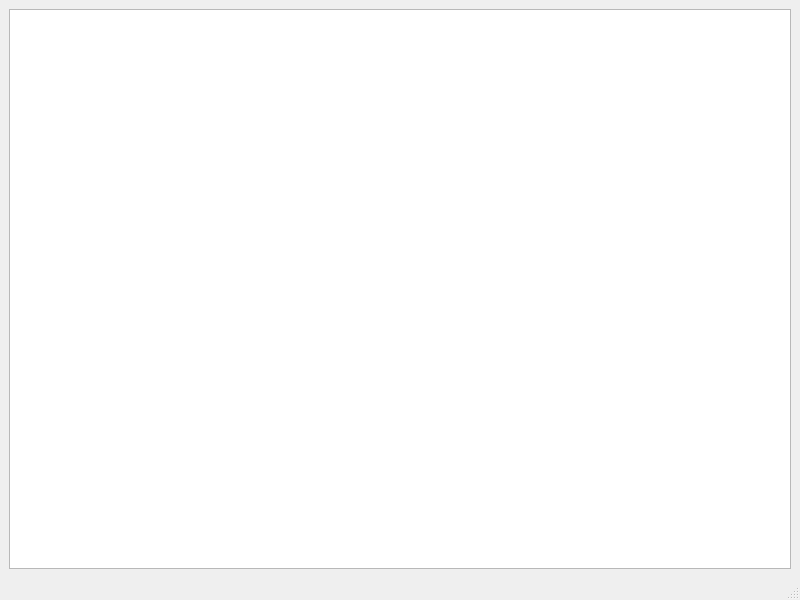
shenziad/QtBasketball, file Qtproj0/mainwindow.ui: the form before one commit.
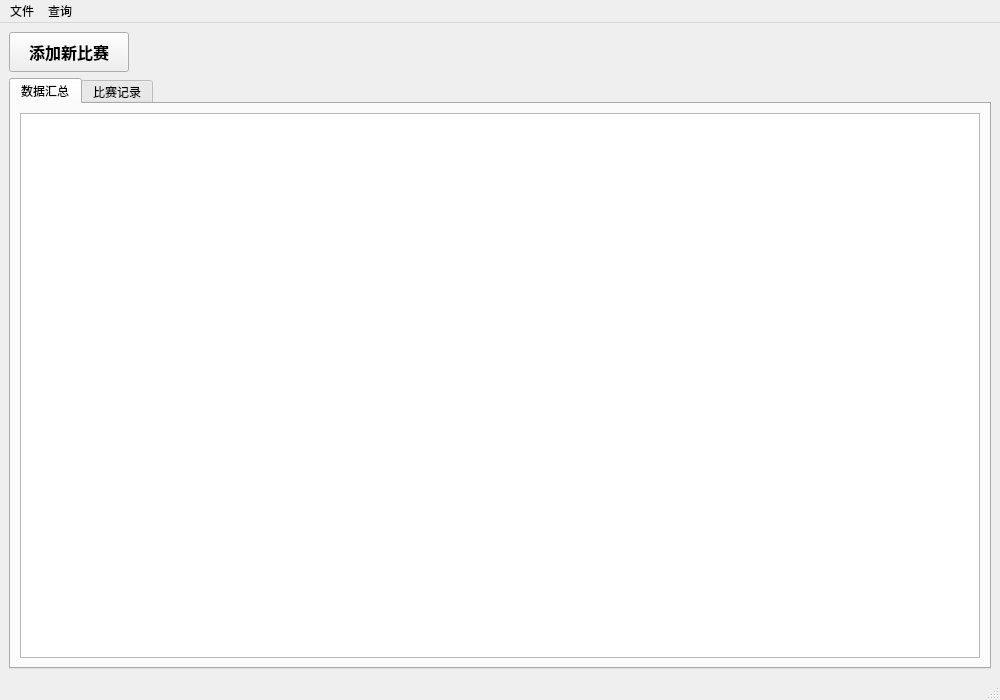
The form after the commit. Icons and pictures are not drawn.

The edit to the form file:
```diff
--- a/Qtproj0/mainwindow.ui
+++ b/Qtproj0/mainwindow.ui
@@ -6,8 +6,8 @@
    <rect>
     <x>0</x>
     <y>0</y>
-    <width>800</width>
-    <height>600</height>
+    <width>1000</width>
+    <height>700</height>
    </rect>
   </property>
   <property name="windowTitle">
@@ -16,13 +16,69 @@
   <widget class="QWidget" name="centralwidget">
    <layout class="QVBoxLayout" name="verticalLayout">
     <item>
-     <widget class="QTextBrowser" name="textBrowser">
-      <property name="sizePolicy">
-       <sizepolicy hsizetype="Expanding" vsizetype="Expanding">
-        <horstretch>0</horstretch>
-        <verstretch>0</verstretch>
-       </sizepolicy>
+     <layout class="QHBoxLayout" name="horizontalLayout">
+      <item>
+       <widget class="QPushButton" name="newGameButton">
+        <property name="minimumSize">
+         <size>
+          <width>120</width>
+          <height>40</height>
+         </size>
+        </property>
+        <property name="font">
+         <font>
+          <pointsize>12</pointsize>
+          <bold>true</bold>
+         </font>
+        </property>
+        <property name="text">
+         <string>添加新比赛</string>
+        </property>
+        <property name="icon">
+         <iconset theme="document-new"/>
+        </property>
+       </widget>
+      </item>
+      <item>
+       <spacer name="horizontalSpacer">
+        <property name="orientation">
+         <enum>Qt::Horizontal</enum>
+        </property>
+        <property name="sizeHint" stdset="0">
+         <size>
+          <width>40</width>
+          <height>20</height>
+         </size>
+        </property>
+       </spacer>
+      </item>
+     </layout>
+    </item>
+    <item>
+     <widget class="QTabWidget" name="tabWidget">
+      <property name="currentIndex">
+       <number>0</number>
       </property>
+      <widget class="QWidget" name="summaryTab">
+       <attribute name="title">
+        <string>数据汇总</string>
+       </attribute>
+       <layout class="QVBoxLayout" name="verticalLayout_2">
+        <item>
+         <widget class="QTableWidget" name="summaryTableWidget"/>
+        </item>
+       </layout>
+      </widget>
+      <widget class="QWidget" name="gamesTab">
+       <attribute name="title">
+        <string>比赛记录</string>
+       </attribute>
+       <layout class="QVBoxLayout" name="verticalLayout_3">
+        <item>
+         <widget class="QTableWidget" name="gamesTableWidget"/>
+        </item>
+       </layout>
+      </widget>
      </widget>
     </item>
    </layout>
@@ -32,10 +88,27 @@
     <rect>
      <x>0</x>
      <y>0</y>
-     <width>800</width>
+     <width>1000</width>
      <height>21</height>
     </rect>
    </property>
+   <widget class="QMenu" name="menuFile">
+    <property name="title">
+     <string>文件</string>
+    </property>
+    <addaction name="actionSave"/>
+    <addaction name="actionLoad"/>
+   </widget>
+   <widget class="QMenu" name="menuQuery">
+    <property name="title">
+     <string>查询</string>
+    </property>
+    <addaction name="actionShowSummary"/>
+    <addaction name="actionTopThree"/>
+    <addaction name="actionTeamTopThree"/>
+   </widget>
+   <addaction name="menuFile"/>
+   <addaction name="menuQuery"/>
   </widget>
   <widget class="QStatusBar" name="statusbar"/>
  </widget>
```
Left out of the diff: 25 changed lines with no effect on the pictures.
